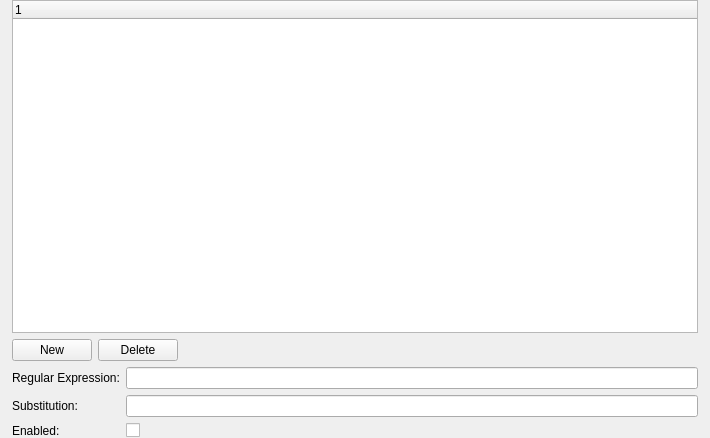
Before: the Qt Designer form src/components/RegExHostMasker/RegExHostMaskerSettingsPageWidget.ui in nedrysoft/pingnoo, drawn with Qt 5.
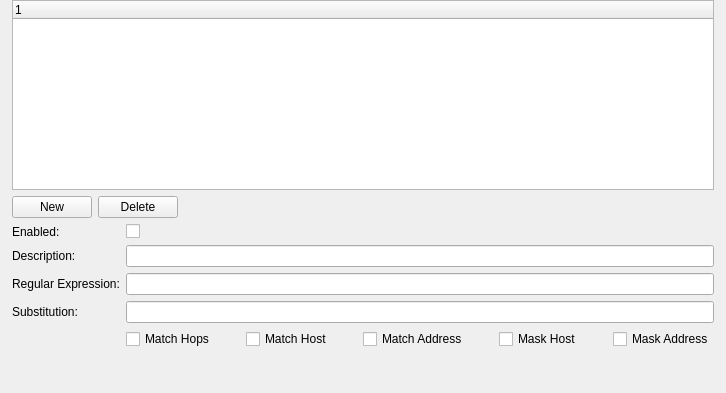
After: the same form once the commit is applied.

Commit message:
wip: regexhostmasker settings page
more work on regexhostmasker setitngs page, filling out the functionality

Patch:
```diff
--- a/src/components/RegExHostMasker/RegExHostMaskerSettingsPageWidget.ui
+++ b/src/components/RegExHostMasker/RegExHostMaskerSettingsPageWidget.ui
@@ -6,8 +6,8 @@
    <rect>
     <x>0</x>
     <y>0</y>
-    <width>710</width>
-    <height>438</height>
+    <width>726</width>
+    <height>393</height>
    </rect>
   </property>
   <property name="sizePolicy">
@@ -34,6 +34,9 @@
    </property>
    <item>
     <widget class="QTreeWidget" name="expressionsTreeWidget">
+     <property name="indentation">
+      <number>0</number>
+     </property>
      <column>
       <property name="text">
        <string notr="true">1</string>
@@ -77,34 +80,151 @@
      <property name="fieldGrowthPolicy">
       <enum>QFormLayout::ExpandingFieldsGrow</enum>
      </property>
-     <item row="0" column="0">
+     <item row="1" column="0">
+      <widget class="QLabel" name="descriptionLabel">
+       <property name="text">
+        <string>Description:</string>
+       </property>
+      </widget>
+     </item>
+     <item row="1" column="1">
+      <widget class="QLineEdit" name="descriptionLineEdit"/>
+     </item>
+     <item row="2" column="0">
       <widget class="QLabel" name="regularExpressionLabel">
        <property name="text">
         <string>Regular Expression:</string>
        </property>
       </widget>
      </item>
-     <item row="0" column="1">
+     <item row="2" column="1">
       <widget class="QLineEdit" name="regularExpressionLineEdit"/>
      </item>
-     <item row="1" column="0">
+     <item row="3" column="0">
       <widget class="QLabel" name="substitutionLabel">
        <property name="text">
         <string>Substitution:</string>
        </property>
       </widget>
      </item>
-     <item row="1" column="1">
+     <item row="3" column="1">
       <widget class="QLineEdit" name="substitutionLineEdit"/>
      </item>
-     <item row="2" column="0">
+     <item row="5" column="1">
+      <layout class="QHBoxLayout" name="flagsLayout">
+       <property name="spacing">
+        <number>-1</number>
+       </property>
+       <item>
+        <widget class="QCheckBox" name="matchHopsCheckbox">
+         <property name="text">
+          <string>Match Hops</string>
+         </property>
+        </widget>
+       </item>
+       <item>
+        <spacer name="horizontalSpacer_2">
+         <property name="orientation">
+          <enum>Qt::Horizontal</enum>
+         </property>
+         <property name="sizeHint" stdset="0">
+          <size>
+           <width>40</width>
+           <height>20</height>
+          </size>
+         </property>
+        </spacer>
+       </item>
+       <item>
+        <widget class="QCheckBox" name="matchHostCheckbox">
+         <property name="text">
+          <string>Match Host</string>
+         </property>
+        </widget>
+       </item>
+       <item>
+        <spacer name="horizontalSpacer_3">
+         <property name="orientation">
+          <enum>Qt::Horizontal</enum>
+         </property>
+         <property name="sizeHint" stdset="0">
+          <size>
+           <width>40</width>
+           <height>20</height>
+          </size>
+         </property>
+        </spacer>
+       </item>
+       <item>
+        <widget class="QCheckBox" name="matchAddressCheckbox">
+         <property name="text">
+          <string>Match Address</string>
+         </property>
+        </widget>
+       </item>
+       <item>
+        <spacer name="horizontalSpacer_4">
+         <property name="orientation">
+          <enum>Qt::Horizontal</enum>
+         </property>
+         <property name="sizeHint" stdset="0">
+          <size>
+           <width>40</width>
+           <height>20</height>
+          </size>
+         </property>
+        </spacer>
+       </item>
+       <item>
+        <widget class="QCheckBox" name="maskHostCheckbox">
+         <property name="text">
+          <string>Mask Host</string>
+         </property>
+        </widget>
+       </item>
+       <item>
+        <spacer name="horizontalSpacer_5">
+         <property name="orientation">
+          <enum>Qt::Horizontal</enum>
+         </property>
+         <property name="sizeHint" stdset="0">
+          <size>
+           <width>40</width>
+           <height>20</height>
+          </size>
+         </property>
+        </spacer>
+       </item>
+       <item>
+        <widget class="QCheckBox" name="maskAddressCheckbox">
+         <property name="text">
+          <string>Mask Address</string>
+         </property>
+        </widget>
+       </item>
+      </layout>
+     </item>
+     <item row="6" column="1">
+      <spacer name="verticalSpacer">
+       <property name="orientation">
+        <enum>Qt::Vertical</enum>
+       </property>
+       <property name="sizeHint" stdset="0">
+        <size>
+         <width>20</width>
+         <height>40</height>
+        </size>
+       </property>
+      </spacer>
+     </item>
+     <item row="0" column="0">
       <widget class="QLabel" name="enabledLabel">
        <property name="text">
         <string>Enabled:</string>
        </property>
       </widget>
      </item>
-     <item row="2" column="1">
+     <item row="0" column="1">
       <widget class="QCheckBox" name="enabledCheckBox"/>
      </item>
     </layout>
```
The commit also changes 5 other files.
